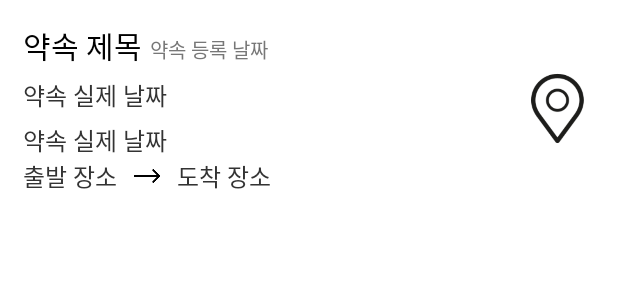
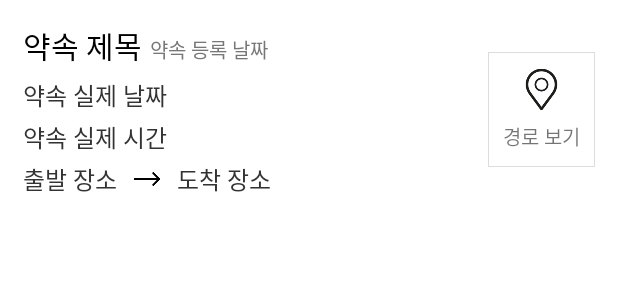
Before and after one commit to ljsil1204/keepTheTime, an Android app: the layout appointment_list_item.xml on its own in the app's theme, with its tools: preview values and no code run, on a phone screen of 412 x 824 dp. Shown: the top 300 px of the screen. Run offline under Robolectric (Android 15) with nearby library versions, the phone set to English and light mode, and no system bars; network calls fail.

Commit message:
#15 약속목록 UI 수정   - border_gray drawable xml 추가

```diff
--- /dev/null
+++ b/app/src/main/res/drawable/border_gray.xml
@@ -0,0 +1,41 @@
+<?xml version="1.0" encoding="utf-8"?>
+<selector xmlns:android="http://schemas.android.com/apk/res/android">
+
+    <item android:state_pressed="false">
+
+        <layer-list>
+
+            <item>
+
+                <shape
+                    android:shape="rectangle">
+
+                    <solid
+                        android:color="@color/gray_DDD"/>
+
+                </shape>
+
+            </item>
+
+            <item
+                android:top="1dp"
+                android:bottom="1dp"
+                android:left="1dp"
+                android:right="1dp">
+
+                <shape
+                    android:shape="rectangle">
+
+                    <solid
+                        android:color="@color/white"/>
+
+                </shape>
+
+            </item>
+
+
+        </layer-list>
+
+    </item>
+
+</selector>
--- a/app/src/main/res/layout/appointment_list_item.xml
+++ b/app/src/main/res/layout/appointment_list_item.xml
@@ -48,14 +48,15 @@
             android:id="@+id/txtHour"
             android:layout_width="wrap_content"
             android:layout_height="wrap_content"
-            android:layout_marginTop="6dp"
+            android:layout_marginTop="4dp"
             android:textSize="16sp"
             android:textColor="@color/gray_300"
-            android:text="약속 실제 날짜"/>
+            android:text="약속 실제 시간"/>
 
         <LinearLayout
             android:layout_width="wrap_content"
             android:layout_height="wrap_content"
+            android:layout_marginTop="4dp"
             android:orientation="horizontal"
             android:gravity="center_vertical">
 
@@ -90,10 +91,27 @@
         android:layout_width="0dp"
         android:layout_height="wrap_content"/>
 
-    <ImageView
-        android:id="@+id/mapViewIcon"
-        android:layout_width="50dp"
-        android:layout_height="50dp"
-        android:src="@drawable/icon_map"/>
+    <LinearLayout
+        android:id="@+id/btnMapView"
+        android:layout_width="wrap_content"
+        android:layout_height="wrap_content"
+        android:orientation="vertical"
+        android:gravity="center"
+        android:padding="10dp"
+        android:background="@drawable/border_gray">
+
+        <ImageView
+            android:layout_width="30dp"
+            android:layout_height="30dp"
+            android:src="@drawable/icon_map"/>
+
+        <TextView
+            android:layout_marginTop="6dp"
+            android:layout_width="wrap_content"
+            android:layout_height="wrap_content"
+            android:textSize="13sp"
+            android:text="경로 보기"/>
+
+    </LinearLayout>
 
 </LinearLayout>
--- a/app/src/main/res/values/colors.xml
+++ b/app/src/main/res/values/colors.xml
@@ -7,6 +7,8 @@
     <color name="teal_700">#FF018786</color>
     <color name="black">#FF000000</color>
     <color name="white">#FFFFFFFF</color>
+    <color name="gray_EEE">#FFEEEEEE</color>
+    <color name="gray_DDD">#FFDDDDDD</color>
     <color name="gray_300">#FF333333</color>
     <color name="gray_500">#FF555555</color>
     <color name="gray_700">#FF777777</color>
```
